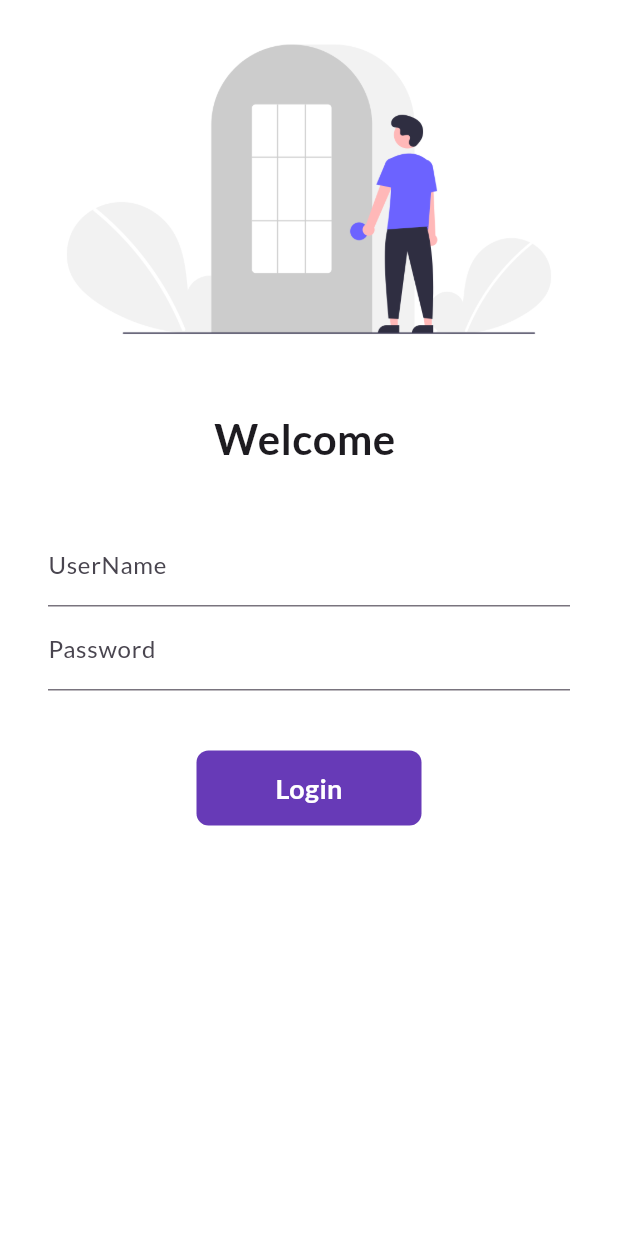
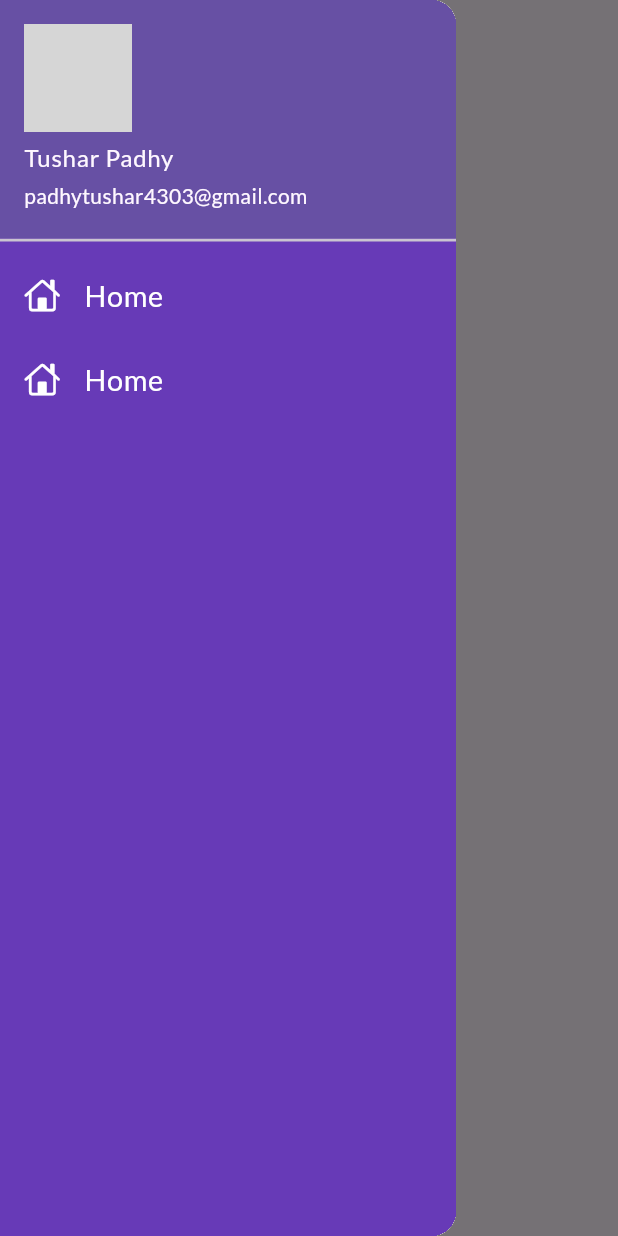
Before and after one commit to tushar4303/CluedIn-Flutter, a Flutter app: the screen it shows after launch, with the side drawer open (before the commit the screen has no drawer), on a phone screen of 412 x 824 dp. Run offline on Flutter 3.47's test engine with Material 2 defaults, Android fonts, the phone set to English and light mode, and no system bars; our stand-ins replace google_fonts; grey boxes are pictures that could not be loaded.

Commit message:
add app drawer

```diff
--- a/lib/main.dart
+++ b/lib/main.dart
@@ -15,12 +15,13 @@ class myApp extends StatelessWidget {
   Widget build(BuildContext context) {
     return MaterialApp(
       themeMode: ThemeMode.light,
+      debugShowCheckedModeBanner: false,
       theme: ThemeData(
           useMaterial3: true,
           primarySwatch: Colors.deepPurple,
           fontFamily: GoogleFonts.lato().fontFamily),
       darkTheme: ThemeData(brightness: Brightness.dark),
-      initialRoute: "/login",
+      initialRoute: MyRoutes.homeRoute,
       routes: {
         "/": (context) => LoginPage(),
         MyRoutes.homeRoute: (context) => HomePage(),
--- a/lib/screens/home_page.dart
+++ b/lib/screens/home_page.dart
@@ -1,16 +1,16 @@
 import 'package:flutter/material.dart';
+
+import '../widgets/drawer.dart';
 
 class HomePage extends StatelessWidget {
   const HomePage({super.key});
 
   @override
   Widget build(BuildContext context) {
-    // final String name = "CluedIn";
-
     return Scaffold(
       appBar: AppBar(title: Text("CluedIn")),
       body: Center(child: Container(child: Text("CluedIn"))),
-      drawer: Drawer(),
+      drawer: MyDrawer(),
     );
   }
 }
--- /dev/null
+++ b/lib/widgets/drawer.dart
@@ -0,0 +1,51 @@
+import 'package:flutter/cupertino.dart';
+import 'package:flutter/material.dart';
+
+class MyDrawer extends StatelessWidget {
+  const MyDrawer({super.key});
+
+  @override
+  Widget build(BuildContext context) {
+    return Drawer(
+      child: Container(
+        color: Colors.deepPurple,
+        child: ListView(
+          children: const [
+            DrawerHeader(
+                padding: EdgeInsets.zero,
+                child: UserAccountsDrawerHeader(
+                  margin: EdgeInsets.zero,
+                  accountName: Text("Tushar Padhy"),
+                  accountEmail: Text("padhytushar4303@gmail.com"),
+                  currentAccountPicture: CircleAvatar(
+                    backgroundImage: AssetImage("assets/images/pfp.JPG"),
+                  ),
+                )),
+            ListTile(
+              leading: Icon(
+                CupertinoIcons.home,
+                color: Colors.white,
+              ),
+              title: Text(
+                "Home",
+                textScaleFactor: 1.2,
+                style: TextStyle(color: Colors.white),
+              ),
+            ),
+            ListTile(
+              leading: Icon(
+                CupertinoIcons.home,
+                color: Colors.white,
+              ),
+              title: Text(
+                "Home",
+                textScaleFactor: 1.2,
+                style: TextStyle(color: Colors.white),
+              ),
+            ),
+          ],
+        ),
+      ),
+    );
+  }
+}
```
Also changed, not shown: lib/screens/login_page.dart (+52 -29 lines), assets/images/login (1).png (added), assets/images/login.png, assets/images/welcome_cats.png (added), 1 other file.
